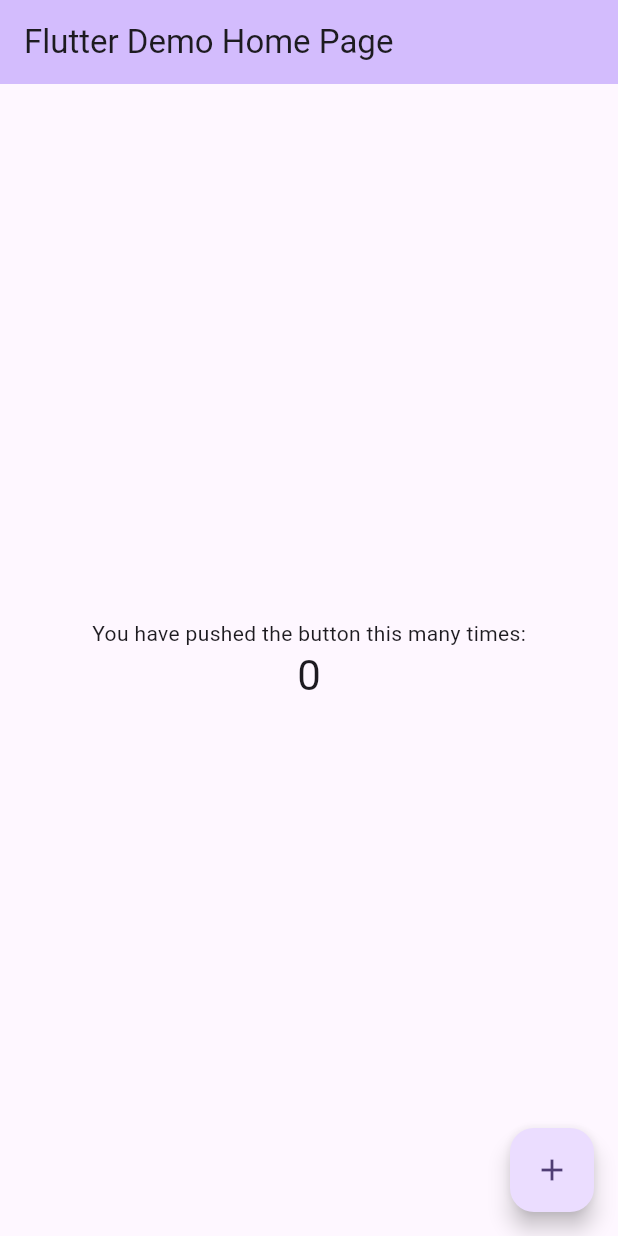
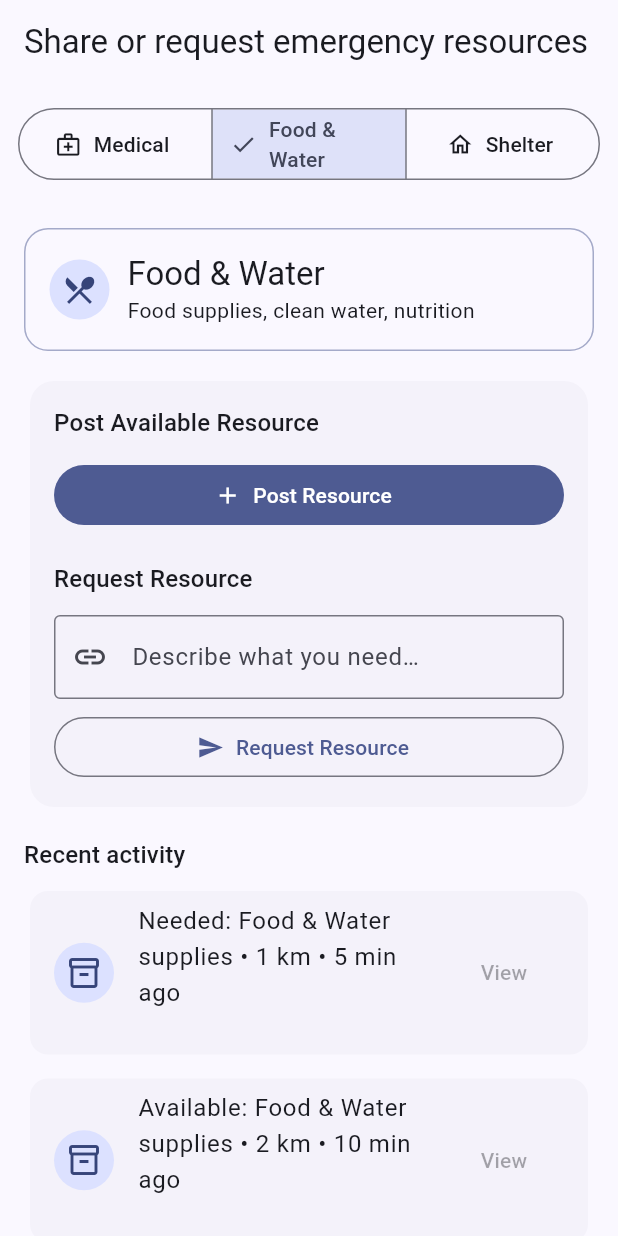
Before and after one commit to zazou21/BEACON, a Flutter app: the screen it shows after launch, on a phone screen of 412 x 824 dp. Run offline on Flutter 3.47's test engine with Material 3 defaults, Android fonts, the phone set to English and light mode, and no system bars.

Commit message:
added resources page /m1

```diff
--- a/lib/main.dart
+++ b/lib/main.dart
@@ -1,122 +1,20 @@
 import 'package:flutter/material.dart';
+import 'package:beacon_project/theme.dart';
+import 'package:beacon_project/screens/resources_page.dart';
 
-void main() {
-  runApp(const MyApp());
-}
+void main() => runApp(const MyApp());
 
 class MyApp extends StatelessWidget {
   const MyApp({super.key});
 
-  // This widget is the root of your application.
   @override
   Widget build(BuildContext context) {
     return MaterialApp(
-      title: 'Flutter Demo',
-      theme: ThemeData(
-        // This is the theme of your application.
-        //
-        // TRY THIS: Try running your application with "flutter run". You'll see
-        // the application has a purple toolbar. Then, without quitting the app,
-        // try changing the seedColor in the colorScheme below to Colors.green
-        // and then invoke "hot reload" (save your changes or press the "hot
-        // reload" button in a Flutter-supported IDE, or press "r" if you used
-        // the command line to start the app).
-        //
-        // Notice that the counter didn't reset back to zero; the application
-        // state is not lost during the reload. To reset the state, use hot
-        // restart instead.
-        //
-        // This works for code too, not just values: Most code changes can be
-        // tested with just a hot reload.
-        colorScheme: ColorScheme.fromSeed(seedColor: Colors.deepPurple),
-      ),
-      home: const MyHomePage(title: 'Flutter Demo Home Page'),
+      title: 'Beacon Project',
+      theme: lightTheme(),
+      darkTheme: darkTheme(),
+      themeMode: ThemeMode.system,
+      home: const ResourcePage(),
     );
   }
 }
-
-class MyHomePage extends StatefulWidget {
-  const MyHomePage({super.key, required this.title});
-
-  // This widget is the home page of your application. It is stateful, meaning
-  // that it has a State object (defined below) that contains fields that affect
-  // how it looks.
-
-  // This class is the configuration for the state. It holds the values (in this
-  // case the title) provided by the parent (in this case the App widget) and
-  // used by the build method of the State. Fields in a Widget subclass are
-  // always marked "final".
-
-  final String title;
-
-  @override
-  State<MyHomePage> createState() => _MyHomePageState();
-}
-
-class _MyHomePageState extends State<MyHomePage> {
-  int _counter = 0;
-
-  void _incrementCounter() {
-    setState(() {
-      // This call to setState tells the Flutter framework that something has
-      // changed in this State, which causes it to rerun the build method below
-      // so that the display can reflect the updated values. If we changed
-      // _counter without calling setState(), then the build method would not be
-      // called again, and so nothing would appear to happen.
-      _counter++;
-    });
-  }
-
-  @override
-  Widget build(BuildContext context) {
-    // This method is rerun every time setState is called, for instance as done
-    // by the _incrementCounter method above.
-    //
-    // The Flutter framework has been optimized to make rerunning build methods
-    // fast, so that you can just rebuild anything that needs updating rather
-    // than having to individually change instances of widgets.
-    return Scaffold(
-      appBar: AppBar(
-        // TRY THIS: Try changing the color here to a specific color (to
-        // Colors.amber, perhaps?) and trigger a hot reload to see the AppBar
-        // change color while the other colors stay the same.
-        backgroundColor: Theme.of(context).colorScheme.inversePrimary,
-        // Here we take the value from the MyHomePage object that was created by
-        // the App.build method, and use it to set our appbar title.
-        title: Text(widget.title),
-      ),
-      body: Center(
-        // Center is a layout widget. It takes a single child and positions it
-        // in the middle of the parent.
-        child: Column(
-          // Column is also a layout widget. It takes a list of children and
-          // arranges them vertically. By default, it sizes itself to fit its
-          // children horizontally, and tries to be as tall as its parent.
-          //
-          // Column has various properties to control how it sizes itself and
-          // how it positions its children. Here we use mainAxisAlignment to
-          // center the children vertically; the main axis here is the vertical
-          // axis because Columns are vertical (the cross axis would be
-          // horizontal).
-          //
-          // TRY THIS: Invoke "debug painting" (choose the "Toggle Debug Paint"
-          // action in the IDE, or press "p" in the console), to see the
-          // wireframe for each widget.
-          mainAxisAlignment: MainAxisAlignment.center,
-          children: <Widget>[
-            const Text('You have pushed the button this many times:'),
-            Text(
-              '$_counter',
-              style: Theme.of(context).textTheme.headlineMedium,
-            ),
-          ],
-        ),
-      ),
-      floatingActionButton: FloatingActionButton(
-        onPressed: _incrementCounter,
-        tooltip: 'Increment',
-        child: const Icon(Icons.add),
-      ), // This trailing comma makes auto-formatting nicer for build methods.
-    );
-  }
-}
--- /dev/null
+++ b/lib/screens/resources_page.dart
@@ -0,0 +1,254 @@
+import 'package:flutter/material.dart';
+
+enum ResourceTab { medical, foodWater, shelter }
+
+const List<ActivityItem> placeholder_recent_activity_list= [
+  ActivityItem(title: 'Needed: Food & Water supplies • 1 km • 5 min ago', meta: ''),
+  ActivityItem(title: 'Available: Food & Water supplies • 2 km • 10 min ago', meta: ''),
+  ActivityItem(title: 'Needed: Food & Water supplies • 3 km • 15 min ago', meta: ''),
+];
+
+class ResourcePage extends StatefulWidget {
+  const ResourcePage({super.key});
+  @override
+  State<ResourcePage> createState() => _ResourcePageState();
+}
+
+class _ResourcePageState extends State<ResourcePage> {
+  ResourceTab _selected = ResourceTab.foodWater;
+
+  void _changeTab(ResourceTab tab) {
+    setState(() => _selected = tab);
+  }
+
+  @override
+  Widget build(BuildContext context) {
+    return Scaffold(
+      appBar: AppBar(title: const Text('Share or request emergency resources')),
+      body: Column(
+        children: [
+          // Tabs component
+          Padding(
+            padding: const EdgeInsets.all(12),
+            child: ResourceTabs(
+              selected: _selected,
+              onChanged: _changeTab,
+            ),
+          ),
+          // Content
+          Expanded(
+            child: ListView(
+              padding: const EdgeInsets.all(16),
+              children: [
+
+                _SectionHeader(selected: _selected),
+
+                const SizedBox(height: 16),
+
+
+
+                PostRequestPanel(
+                  onPost: () {
+
+                    debugPrint('Post ${_labelFor(_selected)} tapped');
+                  },
+                  onRequest: () {
+
+                    debugPrint('Request ${_labelFor(_selected)} tapped');
+                  },
+                ),
+
+                const SizedBox(height: 16),
+
+
+                Text('Recent activity', style: Theme.of(context).textTheme.titleMedium),
+                const SizedBox(height: 8),
+                RecentActivityList(items: placeholder_recent_activity_list),
+              ],
+            ),
+          ),
+        ],
+      ),
+    );
+  }
+}
+
+
+class PostRequestPanel extends StatelessWidget {
+  const PostRequestPanel({
+    super.key,
+    required this.onPost,
+    required this.onRequest,
+  });
+
+  final VoidCallback onPost;
+  final VoidCallback onRequest;
+
+  @override
+  Widget build(BuildContext context) {
+    final theme = Theme.of(context);
+    return Card(
+      elevation: 0,
+      shape: RoundedRectangleBorder(borderRadius: BorderRadius.circular(16)),
+      child: Padding(
+        padding: const EdgeInsets.all(16),
+        child: Column(
+          crossAxisAlignment: CrossAxisAlignment.start,
+          children: [
+            Text('Post Available Resource', style: theme.textTheme.titleMedium),
+            const SizedBox(height: 12),
+            SizedBox(
+              width: double.infinity,
+              child: FilledButton.icon(
+                onPressed: onPost,
+                icon: const Icon(Icons.add),
+                label: const Text('Post Resource'),
+              ),
+            ),
+            const SizedBox(height: 20),
+            Text('Request Resource', style: theme.textTheme.titleMedium),
+            const SizedBox(height: 12),
+            const TextField(
+              decoration: InputDecoration(
+                hintText: 'Describe what you need…',
+                prefixIcon: Icon(Icons.link_outlined),
+                border: OutlineInputBorder(),
+              ),
+            ),
+            const SizedBox(height: 8),
+            SizedBox(
+              width: double.infinity,
+              child: OutlinedButton.icon(
+                onPressed: onRequest,
+                icon: const Icon(Icons.send),
+                label: const Text('Request Resource'),
+              ),
+            ),
+          ],
+        ),
+      ),
+    );
+  }
+}
+
+
+
+class ResourceTabs extends StatelessWidget {
+  const ResourceTabs({
+    super.key,
+    required this.selected,
+    required this.onChanged,
+  });
+
+  final ResourceTab selected;
+  final ValueChanged<ResourceTab> onChanged;
+
+  @override
+  Widget build(BuildContext context) {
+    return SegmentedButton<ResourceTab>(
+      segments: const [
+        ButtonSegment(
+          value: ResourceTab.medical,
+          icon: Icon(Icons.medical_services_outlined),
+          label: Text('Medical'),
+        ),
+        ButtonSegment(
+          value: ResourceTab.foodWater,
+          icon: Icon(Icons.restaurant_menu),
+          label: Text('Food & Water'),
+        ),
+        ButtonSegment(
+          value: ResourceTab.shelter,
+          icon: Icon(Icons.home_outlined),
+          label: Text('Shelter'),
+        ),
+      ],
+      selected: {selected},
+      onSelectionChanged: (set) => onChanged(set.first),
+    );
+  }
+}
+
+
+class _SectionHeader extends StatelessWidget {
+  const _SectionHeader({required this.selected});
+  final ResourceTab selected;
+
+  @override
+  Widget build(BuildContext context) {
+    final (title, subtitle, icon) = switch (selected) {
+      ResourceTab.medical =>
+        ('Medical', 'Medicine, first aid, transport', Icons.medical_services_outlined),
+      ResourceTab.foodWater =>
+        ('Food & Water', 'Food supplies, clean water, nutrition', Icons.restaurant_menu),
+      ResourceTab.shelter =>
+        ('Shelter', 'Temporary housing, blankets, tents', Icons.home_outlined),
+    };
+
+    return Container(
+      decoration: BoxDecoration(
+        border: Border.all(color: Theme.of(context).colorScheme.primary.withValues(alpha: 0.5)),
+        borderRadius: BorderRadius.circular(16),
+      ),
+      padding: const EdgeInsets.all(16),
+      child: Row(
+        children: [
+          CircleAvatar(child: Icon(icon)),
+          const SizedBox(width: 12),
+          Expanded(
+            child: Column(
+              crossAxisAlignment: CrossAxisAlignment.start,
+              children: [
+                Text(title, style: Theme.of(context).textTheme.titleLarge),
+                Text(subtitle, style: Theme.of(context).textTheme.bodyMedium),
+              ],
+            ),
+          ),
+        ],
+      ),
+    );
+  }
+}
+
+String _labelFor(ResourceTab t) => switch (t) {
+      ResourceTab.medical => 'Medical',
+      ResourceTab.foodWater => 'Food & Water',
+      ResourceTab.shelter => 'Shelter',
+    };
+
+
+class ActivityItem {
+  final String title;
+  final String meta;
+  const ActivityItem({required this.title, required this.meta});
+}
+
+class RecentActivityList extends StatelessWidget {
+  const RecentActivityList({super.key, required this.items, this.onView});
+
+  final void Function(ActivityItem item)? onView;
+
+  final List<ActivityItem> items;
+
+    @override
+  Widget build(BuildContext context) {
+    return ListView.separated(
+      shrinkWrap: true,
+      physics: const NeverScrollableScrollPhysics(),
+      itemCount: items.length,
+      separatorBuilder: (_, __) => const SizedBox(height: 8),
+      itemBuilder: (_, i) {
+        final a = items[i];
+        return Card(
+          elevation: 0,
+          child: ListTile(
+            leading: const CircleAvatar(child: Icon(Icons.inventory_2_outlined)),
+            title: Text(a.title),
+            subtitle: Text(a.meta),
+            trailing: TextButton(onPressed: onView == null ? null : () => onView!(a), child: const Text('View')),
+          ),
+        );
+      },
+    );
+  }
+}
```
